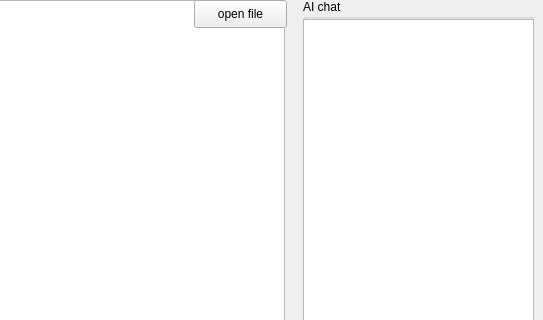
Above: main.ui from Xertis/AIeditor before the change; both pictures show x 266 to 809 and y 0 to 320 of the 809 by 606 pixel window. Below: the same form after it.
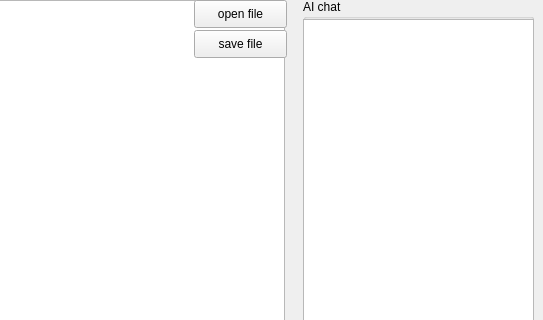
That is the form after the change.

```diff
--- a/main.ui
+++ b/main.ui
@@ -88,6 +88,19 @@
      </property>
     </widget>
    </widget>
+   <widget class="QPushButton" name="save_file">
+    <property name="geometry">
+     <rect>
+      <x>460</x>
+      <y>30</y>
+      <width>93</width>
+      <height>28</height>
+     </rect>
+    </property>
+    <property name="text">
+     <string>save file</string>
+    </property>
+   </widget>
   </widget>
   <widget class="QMenuBar" name="menubar">
    <property name="enabled">
```
